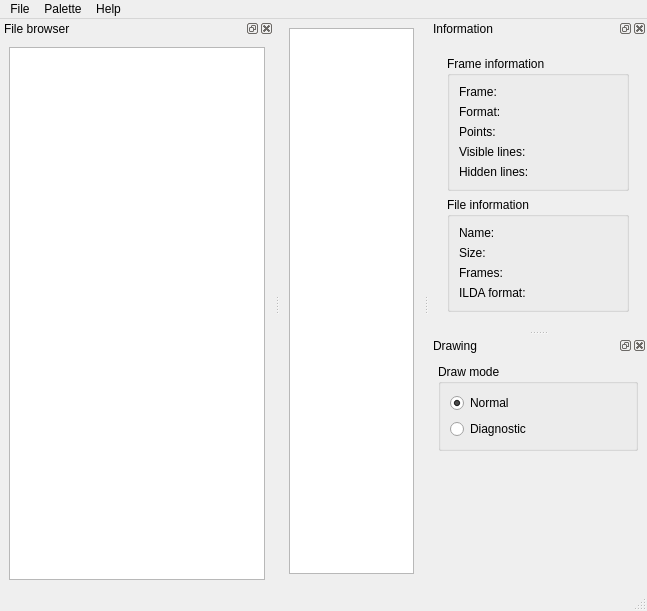
themarcassin/zilda, file trunk/src/MainWindow.ui: the form before one commit.
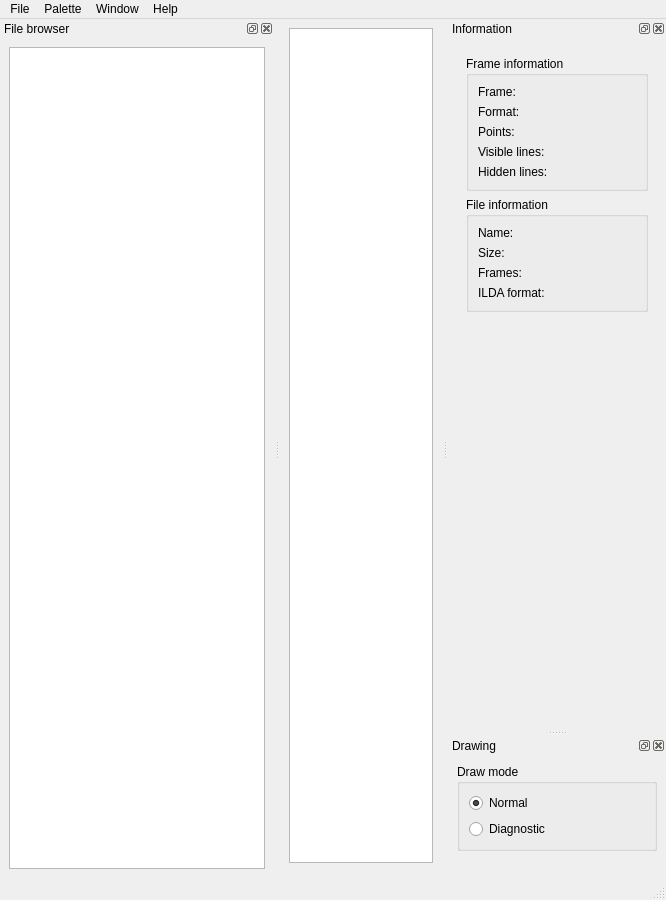
The form after the commit. Icons and pictures are not drawn. Custom widgets are drawn as their Qt base class.

What changed in the file:
```diff
--- a/trunk/src/MainWindow.ui
+++ b/trunk/src/MainWindow.ui
@@ -6,8 +6,8 @@
    <rect>
     <x>0</x>
     <y>0</y>
-    <width>647</width>
-    <height>611</height>
+    <width>666</width>
+    <height>900</height>
    </rect>
   </property>
   <property name="windowTitle">
@@ -80,7 +80,7 @@
     <rect>
      <x>0</x>
      <y>0</y>
-     <width>647</width>
+     <width>666</width>
      <height>22</height>
     </rect>
    </property>
@@ -117,8 +117,17 @@
     </property>
     <addaction name="actionAbout"/>
    </widget>
+   <widget class="QMenu" name="menuWindow">
+    <property name="title">
+     <string>Window</string>
+    </property>
+    <addaction name="actionFile_browser"/>
+    <addaction name="actionInformation"/>
+    <addaction name="actionDrawing"/>
+   </widget>
    <addaction name="menuFile"/>
    <addaction name="menuPalette"/>
+   <addaction name="menuWindow"/>
    <addaction name="menuHelp"/>
   </widget>
   <widget class="QStatusBar" name="statusbar"/>
@@ -303,6 +312,15 @@
    </widget>
   </widget>
   <widget class="QDockWidget" name="dockWidget_2">
+   <property name="sizePolicy">
+    <sizepolicy hsizetype="Preferred" vsizetype="Preferred">
+     <horstretch>0</horstretch>
+     <verstretch>0</verstretch>
+    </sizepolicy>
+   </property>
+   <property name="floating">
+    <bool>false</bool>
+   </property>
    <property name="windowTitle">
     <string>Drawing</string>
    </property>
@@ -342,10 +360,13 @@
        <property name="orientation">
         <enum>Qt::Vertical</enum>
        </property>
+       <property name="sizeType">
+        <enum>QSizePolicy::Expanding</enum>
+       </property>
        <property name="sizeHint" stdset="0">
         <size>
          <width>20</width>
-         <height>425</height>
+         <height>0</height>
         </size>
        </property>
       </spacer>
```
Left out of the diff: 15 changed lines with no effect on the pictures.
